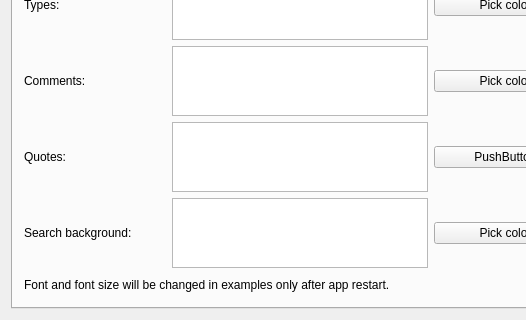
Above: settingsform.ui from Dhoine/Qnote before the change; both pictures show x 0 to 526 and y 560 to 880 of the 1168 by 880 pixel window. Below: the same form after it.
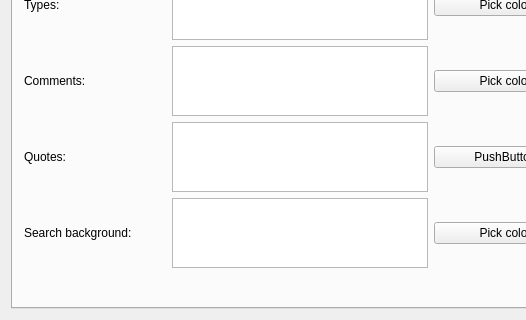
That is the form after the change.

Commit message: We don't need that

```diff
--- a/settingsform.ui
+++ b/settingsform.ui
@@ -631,13 +631,6 @@
         </item>
         <item>
          <layout class="QHBoxLayout" name="horizontalLayout_12">
-          <item>
-           <widget class="QLabel" name="label_19">
-            <property name="text">
-             <string>Font and font size will be changed in examples only after app restart.</string>
-            </property>
-           </widget>
-          </item>
           <item>
            <spacer name="horizontalSpacer_3">
             <property name="orientation">
```
